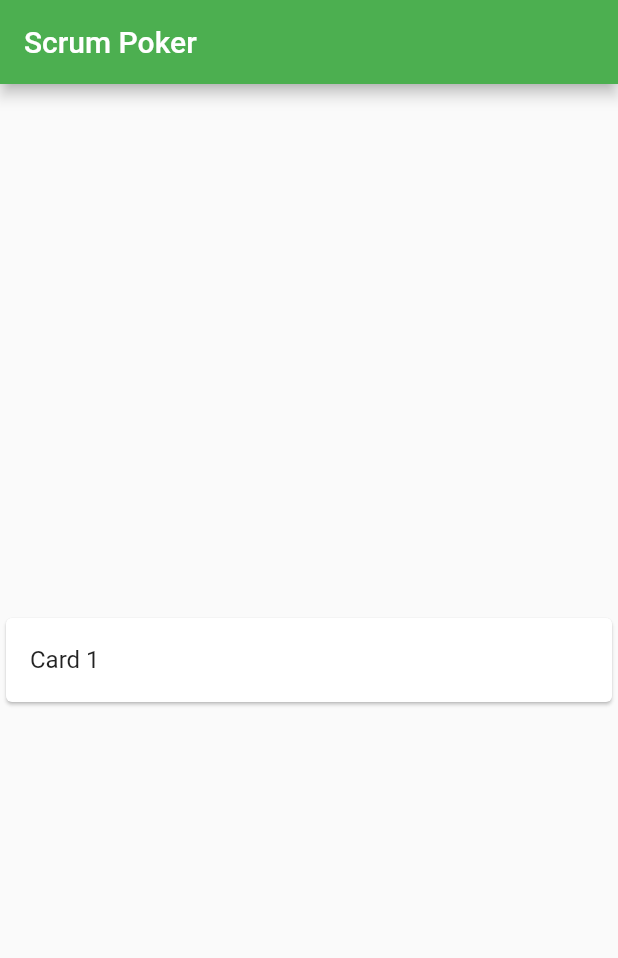
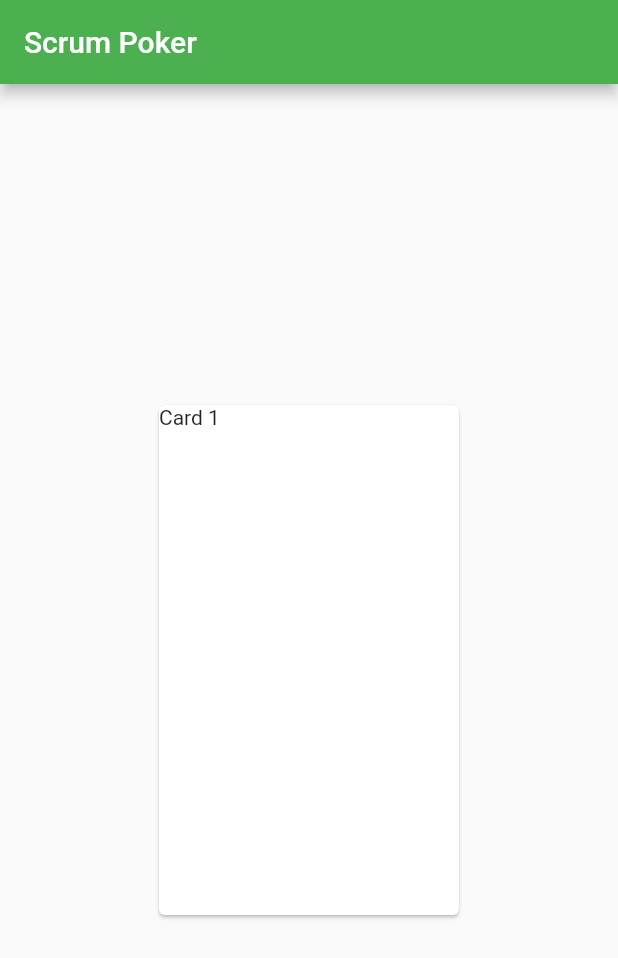
Before and after one commit to sam-thorn/scrum_poker, a Flutter app: the screen it shows after launch, on a phone screen of 412 x 824 dp. Shown: the top 958 px of the screen. Run offline on Flutter 3.47's test engine with Material 2 defaults, Android fonts, the phone set to English and light mode, and no system bars.

Commit message:
Refactors card to SizedBox to create playing card shape

```diff
--- a/lib/main.dart
+++ b/lib/main.dart
@@ -47,8 +47,10 @@ class MyStatelessWidget extends StatelessWidget {
           Center(
               child: Card(
             child: Column(mainAxisSize: MainAxisSize.min, children: <Widget>[
-              ListTile(
-                title: Text('Card 1'),
+              SizedBox(
+                width: 200,
+                height: 340,
+                child: Text('Card 1'),
               )
             ]),
           )),
```
